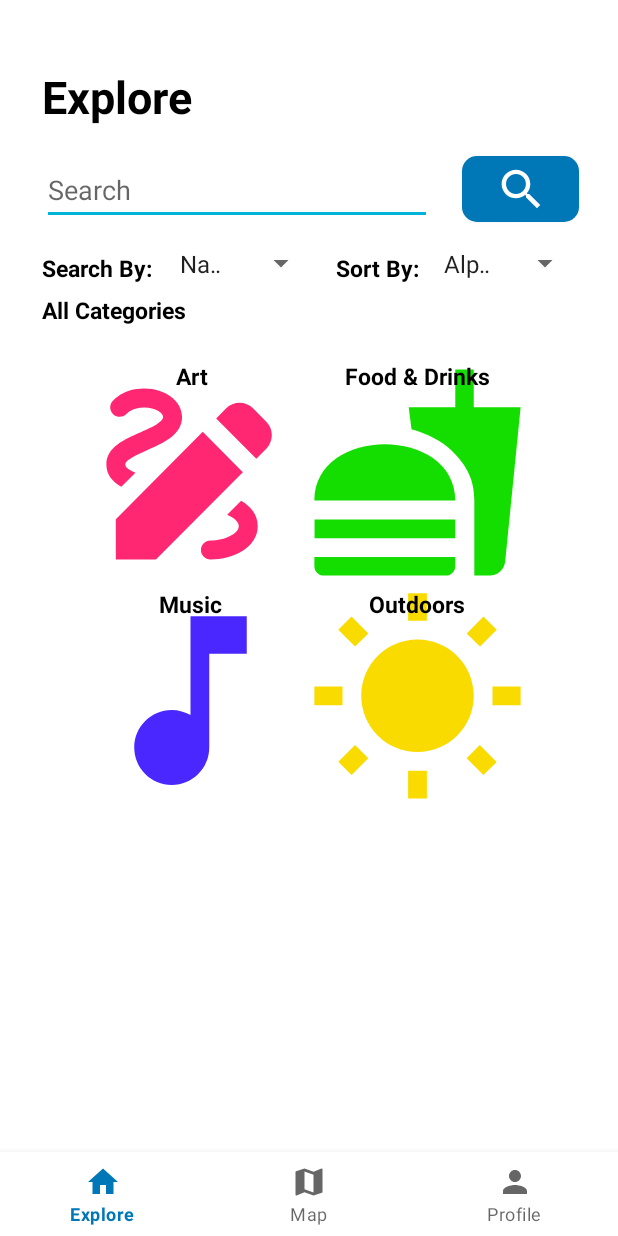
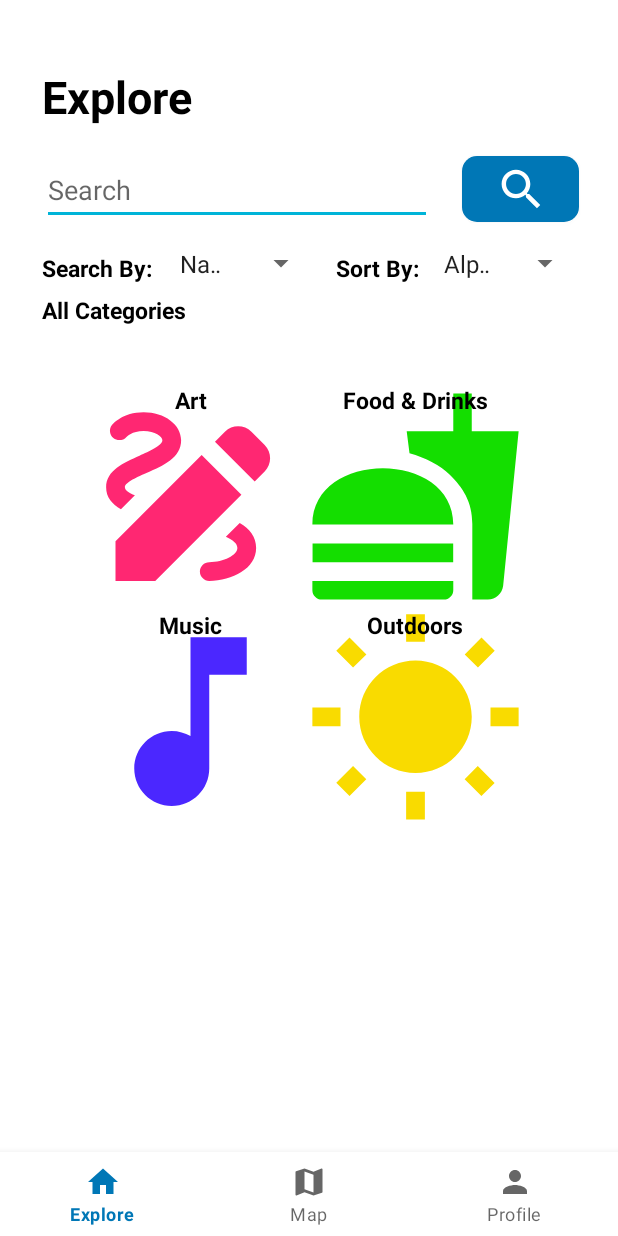
Before and after one commit to cxruan/eventme, an Android app: the screen it shows after launch once a user with an empty profile is signed in (NavActivity), on a phone screen of 412 x 824 dp. Run offline under Robolectric (Android 15) with nearby library versions, the phone set to English and light mode, and no system bars; our stand-ins replace Firebase (no records; nobody signed in at launch, a user with empty details on screens opened directly), navigation-ui.

```diff
--- a/app/src/main/res/layout/fragment_explore.xml
+++ b/app/src/main/res/layout/fragment_explore.xml
@@ -67,7 +67,8 @@
         android:layout_marginStart="24dp"
         android:layout_marginTop="248dp"
         app:layout_constraintStart_toStartOf="parent"
-        app:layout_constraintTop_toTopOf="parent" />
+        app:layout_constraintTop_toTopOf="parent"
+        tools:listitem="@layout/event_box"/>
 
     <Spinner
         android:id="@+id/searchBySpinner"
@@ -118,13 +119,13 @@
         android:layout_width="wrap_content"
         android:layout_height="wrap_content"
         android:layout_marginStart="148dp"
+        android:layout_marginTop="400dp"
         android:text="No results..."
         android:textColor="@color/grey"
         android:textSize="20dp"
         android:textStyle="bold"
         app:layout_constraintStart_toStartOf="parent"
-        app:layout_constraintTop_toTopOf="parent"
-        tools:layout_editor_absoluteY="416dp" />
+        app:layout_constraintTop_toTopOf="parent" />
 
     <TextView
         android:id="@+id/SearchByTypeTitle"
@@ -144,7 +145,7 @@
         android:layout_width="300dp"
         android:layout_height="300dp"
         android:layout_marginStart="52dp"
-        android:layout_marginTop="240dp"
+        android:layout_marginTop="256dp"
         app:columnCount="2"
         app:layout_constraintStart_toStartOf="parent"
         app:layout_constraintTop_toTopOf="parent"
@@ -152,8 +153,8 @@
 
         <TextView
             android:id="@+id/Arts"
-            android:layout_width="151dp"
-            android:layout_height="152dp"
+            android:layout_width="150dp"
+            android:layout_height="150dp"
             android:background="@drawable/ic_baseline_draw_24"
             android:text="Art"
             android:textAlignment="center"
--- a/app/src/main/res/values/strings.xml
+++ b/app/src/main/res/values/strings.xml
@@ -21,7 +21,6 @@
         <item>Name</item>
         <item>Location</item>
         <item>Sponsor</item>
-        <item>Type</item>
     </string-array>
     <string-array name="sortBy_array">
         <item>Alphabetical</item>
```
Also changed, not shown: app/src/main/java/com/example/eventme/fragments/ExploreFragment.java (+37 -7 lines).
